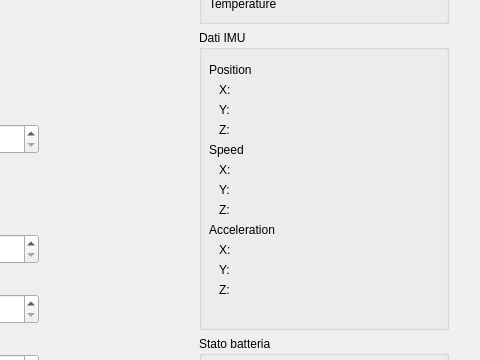
roncapat/RaspBioloid-ControlPanel, file res/GUI.ui: the form before one commit; both pictures show x 672 to 1152 and y 156 to 516 of the 1152 by 804 pixel window.
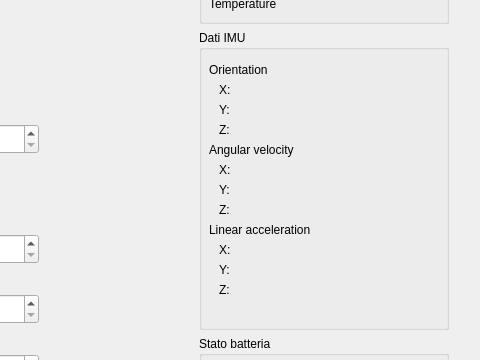
The form after the commit. Icons and pictures are not drawn.

Diff of the .ui file:
```diff
--- a/res/GUI.ui
+++ b/res/GUI.ui
@@ -638,12 +638,12 @@
          <rect>
           <x>10</x>
           <y>110</y>
-          <width>91</width>
+          <width>111</width>
           <height>20</height>
          </rect>
         </property>
         <property name="text">
-         <string>Speed</string>
+         <string>Angular velocity</string>
         </property>
        </widget>
        <widget class="QLabel" name="label_9">
@@ -651,12 +651,12 @@
          <rect>
           <x>10</x>
           <y>190</y>
-          <width>91</width>
+          <width>141</width>
           <height>20</height>
          </rect>
         </property>
         <property name="text">
-         <string>Acceleration</string>
+         <string>Linear acceleration</string>
         </property>
        </widget>
        <widget class="QLabel" name="speed_x">
@@ -664,7 +664,7 @@
          <rect>
           <x>20</x>
           <y>130</y>
-          <width>41</width>
+          <width>101</width>
           <height>20</height>
          </rect>
         </property>
@@ -677,7 +677,7 @@
          <rect>
           <x>20</x>
           <y>150</y>
-          <width>41</width>
+          <width>101</width>
           <height>20</height>
          </rect>
         </property>
@@ -690,7 +690,7 @@
          <rect>
           <x>20</x>
           <y>170</y>
-          <width>41</width>
+          <width>101</width>
           <height>20</height>
          </rect>
         </property>
@@ -703,7 +703,7 @@
          <rect>
           <x>20</x>
           <y>210</y>
-          <width>41</width>
+          <width>111</width>
           <height>20</height>
          </rect>
         </property>
@@ -716,7 +716,7 @@
          <rect>
           <x>20</x>
           <y>250</y>
-          <width>41</width>
+          <width>111</width>
           <height>20</height>
          </rect>
         </property>
@@ -729,7 +729,7 @@
          <rect>
           <x>20</x>
           <y>230</y>
-          <width>41</width>
+          <width>111</width>
           <height>20</height>
          </rect>
         </property>
@@ -742,7 +742,7 @@
          <rect>
           <x>20</x>
           <y>90</y>
-          <width>41</width>
+          <width>111</width>
           <height>20</height>
          </rect>
         </property>
@@ -755,7 +755,7 @@
          <rect>
           <x>20</x>
           <y>50</y>
-          <width>41</width>
+          <width>101</width>
           <height>20</height>
          </rect>
         </property>
@@ -773,7 +773,7 @@
          </rect>
         </property>
         <property name="text">
-         <string>Position</string>
+         <string>Orientation</string>
         </property>
        </widget>
        <widget class="QLabel" name="position_y">
@@ -781,7 +781,7 @@
          <rect>
           <x>20</x>
           <y>70</y>
-          <width>41</width>
+          <width>111</width>
           <height>20</height>
          </rect>
         </property>
```
Left out of the diff: 2 changed lines with no effect on the pictures.
